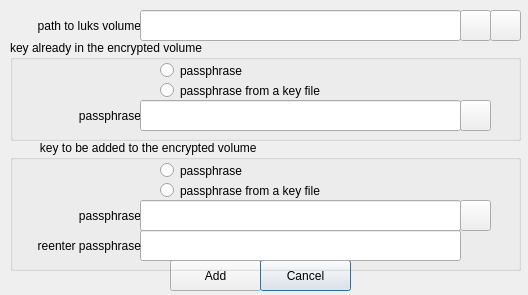
Qt form luksaddkey.ui (mhogomchungu/zuluCrypt) before a commit.
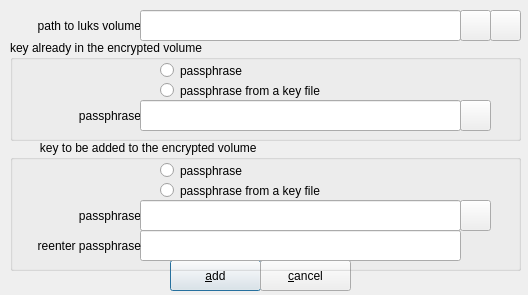
The same form after that commit.

Patch:
```diff
--- a/luksaddkey.ui
+++ b/luksaddkey.ui
@@ -158,7 +158,13 @@
     </rect>
    </property>
    <property name="text">
-    <string>Add</string>
+    <string>&amp;add</string>
+   </property>
+   <property name="autoDefault">
+    <bool>false</bool>
+   </property>
+   <property name="default">
+    <bool>true</bool>
    </property>
   </widget>
   <widget class="QPushButton" name="pushButtonCancel">
@@ -171,13 +177,13 @@
     </rect>
    </property>
    <property name="text">
-    <string>Cancel</string>
+    <string>&amp;cancel</string>
    </property>
    <property name="autoDefault">
-    <bool>true</bool>
+    <bool>false</bool>
    </property>
    <property name="default">
-    <bool>true</bool>
+    <bool>false</bool>
    </property>
   </widget>
   <widget class="QLineEdit" name="textEditPathToVolume">
```
Left out of the diff: 6 changed lines with no effect on the pictures.
